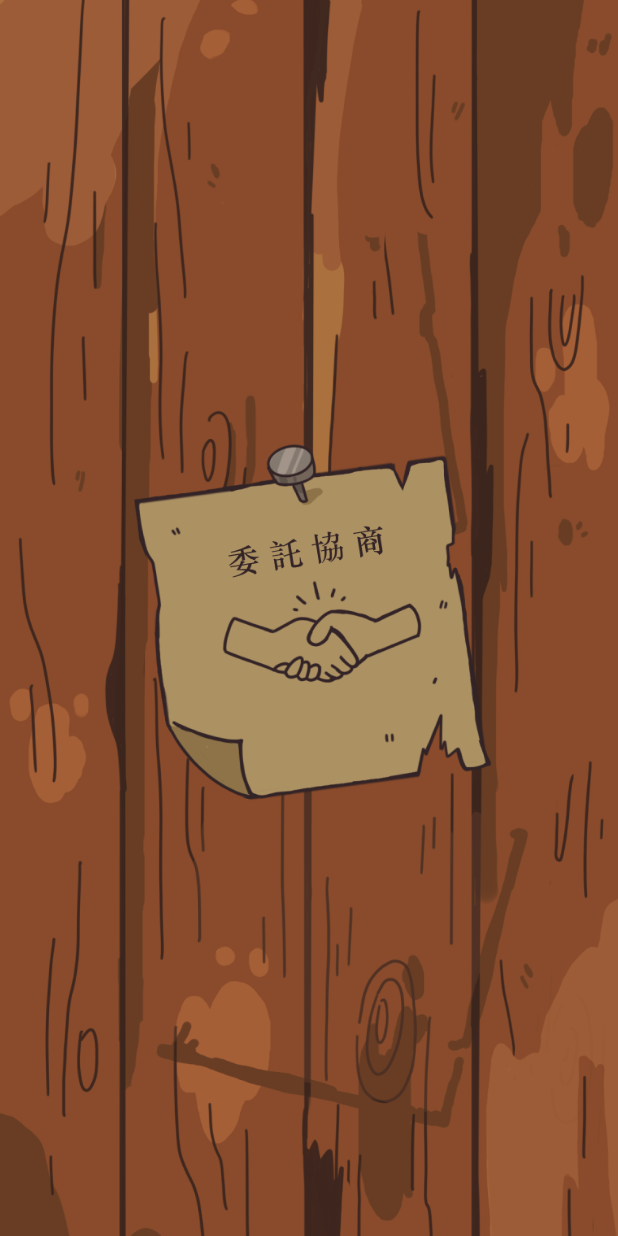
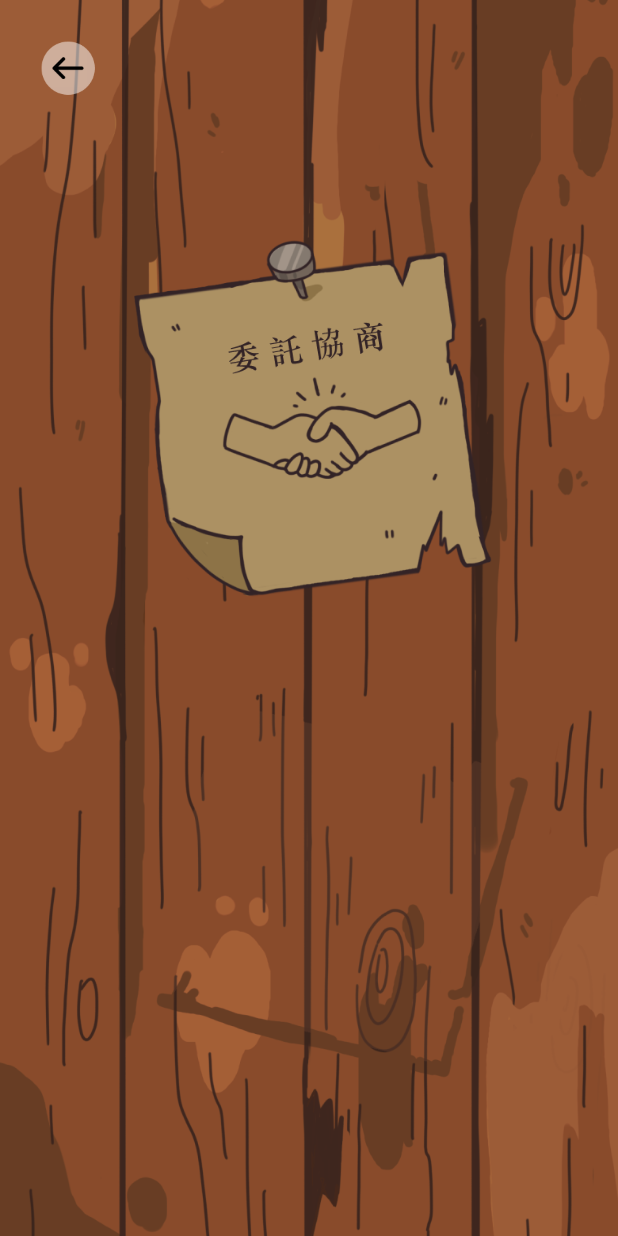
Before and after one commit to renfu-her/bocounty_app, a Flutter app: the MailPage screen opened directly, on a phone screen of 412 x 824 dp. Run offline on Flutter 3.47's test engine with Material 3 defaults, Android fonts, the phone set to English and light mode, and no system bars; our stand-ins replace dio, sqflite; missing offline and left inert: dart:ffi; accounts and stored records are empty.

Commit message:
update mail.dart

```diff
--- a/lib/mail/mail.dart
+++ b/lib/mail/mail.dart
@@ -1,4 +1,5 @@
 // import 'dart:math';
+
 import 'package:app/notify.dart';
 import 'package:flutter/material.dart';
 
@@ -56,7 +57,6 @@ class _MailPageState extends State<MailPage> {
                       image: DecorationImage(
                         image: AssetImage('assets/images/mail/mail.png'),
                         fit: BoxFit.cover,
-                        alignment: Alignment.topCenter,
                       ),
                     ),
                     child: Column(
@@ -87,7 +87,7 @@ class _MailPageState extends State<MailPage> {
                             Container(
                               alignment: Alignment.center,
                               width: screenWidth * 0.6,
-                              height: screenHeight,
+                              // height: screenHeight,
                               child: InkWell(
                                   onTap: () {
                                     if (isMenuOpen == true) {
@@ -107,34 +107,9 @@ class _MailPageState extends State<MailPage> {
                                   child: Image.asset(
                                       'assets/images/mail/deal.png')),
                             ),
-                            // SizedBox(
-                            //   height: screenHeight * 0.1,
-                            // ),
-                            // Container(
-                            //   alignment: Alignment.center,
-                            //   width: screenWidth * 0.6,
-                            //   child: InkWell(
-                            //       onTap: () {
-                            //         if (isMenuOpen == true) {
-                            //           Navigator.push(
-                            //             context,
-                            //             MaterialPageRoute(
-                            //                 builder: (context) =>
-                            //                     const NotifyPage()),
-                            //           );
-                            //           print('notify click');
-                            //         } else {
-                            //           setState(() {
-                            //             isMenuOpen = true;
-                            //           });
-                            //         }
-                            //       },
-                            //       child: Image.asset(
-                            //           'assets/images/mail/notify.png')),
-                            // ),
-                            // SizedBox(
-                            //   height: screenHeight * 0.15,
-                            // )
+                            SizedBox(
+                              height: screenHeight * 1 / 2,
+                            )
                           ],
                         ))
                       ],
```
